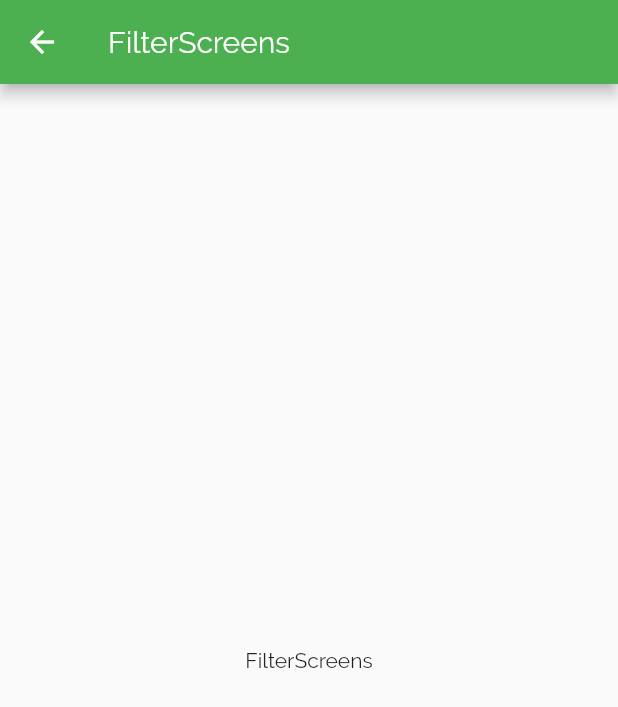
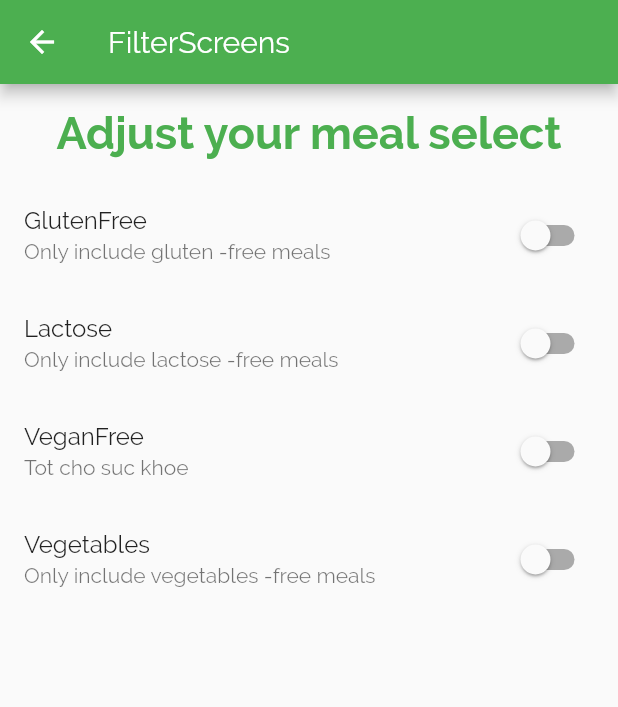
Before and after one commit to PhamTuanHung3011/meals_app, a Flutter app: the FilterScreens screen opened by its route, on a phone screen of 412 x 824 dp. Shown: the top 707 px of the screen. Run offline on Flutter 3.47's test engine with Material 2 defaults, Android fonts, the phone set to English and light mode, and no system bars.

Commit message:
part 181

```diff
--- a/lib/screens/category_meals_screens.dart
+++ b/lib/screens/category_meals_screens.dart
@@ -14,6 +14,7 @@ class CategoryMealsScreen extends StatefulWidget {
 class _CategoryMealsScreenState extends State<CategoryMealsScreen> {
   String? categoryTitle;
   late List<Meal> displayedMeals;
+  bool _loadedInitData = false;
 
   @override
   void initState() {
@@ -23,6 +24,10 @@ class _CategoryMealsScreenState extends State<CategoryMealsScreen> {
   @override
   void didChangeDependencies() {
     // TODO: implement didChangeDependencies
+    // ap dung trong InheritedWidget tuc la thang cha va thang con
+    // co quan he du lieu voi nhau, thang con thay doi thi bao lai
+    // cho thang cha biet da thay doi cai gi de update lai thang cha
+    if (!_loadedInitData) {
       final routeArgs =
           ModalRoute.of(context)?.settings.arguments as Map<String, dynamic>;
 
@@ -32,7 +37,8 @@ class _CategoryMealsScreenState extends State<CategoryMealsScreen> {
       displayedMeals = DUMMY_MEALS.where((meal) {
         return meal.categories.contains(categoryId);
       }).toList();
-
+      _loadedInitData = true;
+    }
     super.didChangeDependencies();
   }
 
@@ -40,7 +46,6 @@ class _CategoryMealsScreenState extends State<CategoryMealsScreen> {
     setState(() {
       displayedMeals.removeWhere((meal) => meal.id == mealId);
     });
-
   }
 
   @override
@@ -59,7 +64,6 @@ class _CategoryMealsScreenState extends State<CategoryMealsScreen> {
               complexity: displayedMeals[index].complexity,
               affordability: displayedMeals[index].affordability,
               removeItems: _removeMeal,
-
             );
           },
           itemCount: displayedMeals.length,
--- a/lib/screens/filter_screens.dart
+++ b/lib/screens/filter_screens.dart
@@ -2,8 +2,32 @@ import 'package:flutter/material.dart';
 
 import '../component/main_drawer.dart';
 
-class FilterScreens extends StatelessWidget {
+class FilterScreens extends StatefulWidget {
   static const idFilterScreens = 'filter-screens';
+
+  @override
+  State<FilterScreens> createState() => _FilterScreensState();
+}
+
+class _FilterScreensState extends State<FilterScreens> {
+  bool _glutenFree = false;
+  bool _veganFree = false;
+  bool _vegetarianFree = false;
+  bool _lactoseFree = false;
+
+  Widget _SwitchList(
+    String text,
+    String description,
+    bool currentValue,
+      Function(bool)? updateValue,
+  ) {
+    return SwitchListTile(
+      title: Text(text),
+      subtitle: Text(description),
+      value: currentValue,
+      onChanged: updateValue,
+    );
+  }
 
   @override
   Widget build(BuildContext context) {
@@ -12,8 +36,48 @@ class FilterScreens extends StatelessWidget {
         title: Text("FilterScreens"),
       ),
       // drawer: MainDrawer(),
-      body: Center(
-        child: Text('FilterScreens'),
+      body: Column(
+        children: <Widget>[
+          Container(
+            padding: EdgeInsets.all(15.0),
+            child: Text(
+              'Adjust your meal select',
+              style: TextStyle(
+                  fontSize: 30.0,
+                  fontWeight: FontWeight.w700,
+                  color: Theme.of(context).primaryColor),
+            ),
+          ),
+          Expanded(
+              child: ListView(
+            children: <Widget>[
+              _SwitchList('GlutenFree', 'Only include gluten -free meals', _glutenFree, (bool newValue) {
+                setState(() {
+                  _glutenFree = newValue;
+                });
+              }),
+              _SwitchList('Lactose', 'Only include lactose -free meals', _lactoseFree, (newValue) {
+                setState(() {
+                  _lactoseFree = newValue;
+                });
+              }),
+              _SwitchList('VeganFree', 'Tot cho suc khoe', _veganFree, (newValue) {
+                setState(() {
+                  _veganFree = newValue;
+                });
+              }),
+              _SwitchList('Vegetables', 'Only include vegetables -free meals', _vegetarianFree, (newValue) {
+                setState(() {
+                  _vegetarianFree = newValue;
+                });
+              }),
+
+              // _SwitchList('Vegan Free', _veganFree),
+              // _SwitchList('Vegetarian Free', _vegetarianFree),
+              // _SwitchList('Lactose Free', _lactoseFree),
+            ],
+          )),
+        ],
       ),
     );
   }
```
Lines whose indentation alone changed are shown as unchanged.
